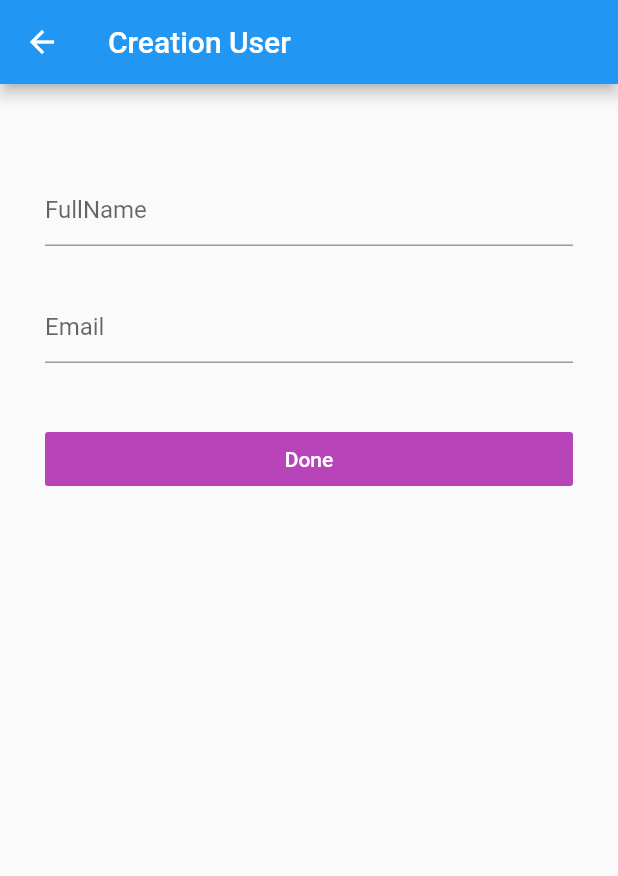
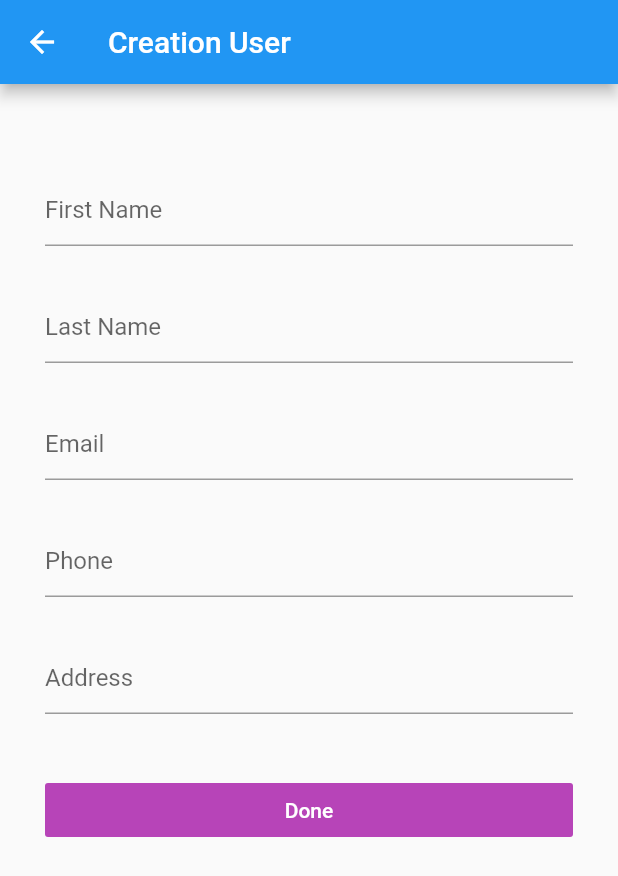
Before and after one commit to TruongThuyQuangNhat/Flutter-Manager, a Flutter app: the CreateUser screen opened directly, after a tap on "Done", on a phone screen of 412 x 824 dp. Shown: the top 876 px of the screen. Run offline on Flutter 3.47's test engine with Material 2 defaults, Android fonts, the phone set to English and light mode, and no system bars; our stand-ins replace flutter_slidable; network calls fail.

Commit message:
crud user

```diff
--- a/lib/pages/create.dart
+++ b/lib/pages/create.dart
@@ -12,8 +12,12 @@ class CreateUser extends StatefulWidget {
 }
 
 class _CreateUserState extends State<CreateUser> {
-  final TextEditingController _controllerFullName = new TextEditingController();
+  final TextEditingController _controllerFirstName =
+      new TextEditingController();
+  final TextEditingController _controllerLastName = new TextEditingController();
   final TextEditingController _controllerEmail = new TextEditingController();
+  final TextEditingController _controllerPhone = new TextEditingController();
+  final TextEditingController _controllerAddress = new TextEditingController();
 
   @override
   Widget build(BuildContext context) {
@@ -33,10 +37,20 @@ class _CreateUserState extends State<CreateUser> {
           height: 30,
         ),
         TextField(
-          controller: _controllerFullName,
+          controller: _controllerFirstName,
           cursorColor: primary,
           decoration: InputDecoration(
-            hintText: "FullName",
+            hintText: "First Name",
+          ),
+        ),
+        SizedBox(
+          height: 30,
+        ),
+        TextField(
+          controller: _controllerLastName,
+          cursorColor: primary,
+          decoration: InputDecoration(
+            hintText: "Last Name",
           ),
         ),
         SizedBox(
@@ -47,6 +61,26 @@ class _CreateUserState extends State<CreateUser> {
           cursorColor: primary,
           decoration: InputDecoration(
             hintText: "Email",
+          ),
+        ),
+        SizedBox(
+          height: 30,
+        ),
+        TextField(
+          controller: _controllerPhone,
+          cursorColor: primary,
+          decoration: InputDecoration(
+            hintText: "Phone",
+          ),
+        ),
+        SizedBox(
+          height: 30,
+        ),
+        TextField(
+          controller: _controllerAddress,
+          cursorColor: primary,
+          decoration: InputDecoration(
+            hintText: "Address",
           ),
         ),
         SizedBox(
@@ -66,23 +100,41 @@ class _CreateUserState extends State<CreateUser> {
   }
 
   createNewUser() async {
-    var fullname = _controllerFullName.text;
+    var firstname = _controllerFirstName.text;
+    var lastname = _controllerLastName.text;
     var email = _controllerEmail.text;
-    if (fullname.isNotEmpty && email.isNotEmpty) {
-      var url = BASE_API + "user_store";
-      var bodyData = json.encode({"fullname": fullname, "email": email});
+    var phone = _controllerPhone.text;
+    var address = _controllerAddress.text;
+    List roles = [56, 59];
+    if (firstname.isNotEmpty &&
+        email.isNotEmpty &&
+        lastname.isNotEmpty &&
+        phone.isNotEmpty &&
+        address.isNotEmpty) {
+      var url = BASE_API + "user";
+      var bodyData = jsonEncode({
+        "firstname": firstname.toString(),
+        "lastname": lastname.toString(),
+        "email": email.toString(),
+        "phone": phone.toString(),
+        "address": address.toString(),
+        "roles": roles,
+      });
       var response = await http.post(url,
           headers: {
             "Content-Type": "application/json",
             "Accept": "application/json"
           },
           body: bodyData);
-      if (response.statusCode == 200) {
+      if (response.statusCode == 201) {
         var message = json.decode(response.body)['message'];
         showMessage(context, message);
         setState(() {
-          _controllerFullName.text = "";
+          _controllerFirstName.text = "";
+          _controllerLastName.text = "";
           _controllerEmail.text = "";
+          _controllerPhone.text = "";
+          _controllerAddress.text = "";
         });
       } else {
         var messageError = "Can not create new user!!";
--- a/lib/pages/edit.dart
+++ b/lib/pages/edit.dart
@@ -6,28 +6,52 @@ import 'package:flutter_application_1/contants/util.dart';
 import 'package:flutter_application_1/theme/theme_colors.dart';
 import 'package:http/http.dart' as http;
 
+class Roles {
+  String name;
+  String id;
+}
+
 class EditUser extends StatefulWidget {
   String userId;
-  String fullName;
+  String firstname;
+  String lastname;
   String email;
-  EditUser({this.userId = "", this.fullName = "", this.email = ""});
+  String phone;
+  String address;
+  List roles;
+  EditUser({
+    this.userId = "",
+    this.firstname = "",
+    this.lastname = "",
+    this.email = "",
+    this.phone = "",
+    this.address = "",
+    this.roles,
+  });
   @override
   _EditUserState createState() => _EditUserState();
 }
 
 class _EditUserState extends State<EditUser> {
-  final TextEditingController _controllerFullName = new TextEditingController();
+  final TextEditingController _controllerFirstName =
+      new TextEditingController();
+  final TextEditingController _controllerLastName = new TextEditingController();
   final TextEditingController _controllerEmail = new TextEditingController();
+  final TextEditingController _controllerPhone = new TextEditingController();
+  final TextEditingController _controllerAddress = new TextEditingController();
+  // controllerRoles
   String userId = '';
   @override
   void initState() {
     // TODO: implement initState
     super.initState();
-
     setState(() {
       userId = widget.userId;
-      _controllerFullName.text = widget.fullName;
+      _controllerFirstName.text = widget.firstname;
+      _controllerLastName.text = widget.lastname;
       _controllerEmail.text = widget.email;
+      _controllerPhone.text = widget.phone;
+      _controllerAddress.text = widget.address;
     });
   }
 
@@ -49,10 +73,20 @@ class _EditUserState extends State<EditUser> {
           height: 30,
         ),
         TextField(
-          controller: _controllerFullName,
+          controller: _controllerFirstName,
           cursorColor: primary,
           decoration: InputDecoration(
-            hintText: "FullName",
+            hintText: "First Name",
+          ),
+        ),
+        SizedBox(
+          height: 30,
+        ),
+        TextField(
+          controller: _controllerLastName,
+          cursorColor: primary,
+          decoration: InputDecoration(
+            hintText: "Last Name",
           ),
         ),
         SizedBox(
@@ -63,6 +97,26 @@ class _EditUserState extends State<EditUser> {
           cursorColor: primary,
           decoration: InputDecoration(
             hintText: "Email",
+          ),
+        ),
+        SizedBox(
+          height: 30,
+        ),
+        TextField(
+          controller: _controllerPhone,
+          cursorColor: primary,
+          decoration: InputDecoration(
+            hintText: "Phone",
+          ),
+        ),
+        SizedBox(
+          height: 30,
+        ),
+        TextField(
+          controller: _controllerAddress,
+          cursorColor: primary,
+          decoration: InputDecoration(
+            hintText: "Address",
           ),
         ),
         SizedBox(
@@ -82,12 +136,30 @@ class _EditUserState extends State<EditUser> {
   }
 
   editUser() async {
-    var fullName = _controllerFullName.text;
+    var firstname = _controllerFirstName.text;
+    var lastname = _controllerLastName.text;
     var email = _controllerEmail.text;
-    if (fullName.isNotEmpty && email.isNotEmpty) {
-      var url = BASE_API + "user_update/$userId";
-      var bodyData = json.encode({"fullname": fullName, "email": email});
-      var response = await http.post(url,
+    var phone = _controllerPhone.text;
+    var address = _controllerAddress.text;
+    List roles = widget.roles;
+    var arr = roles.map((e) {
+      return e["id"];
+    });
+    if (firstname.isNotEmpty &&
+        email.isNotEmpty &&
+        lastname.isNotEmpty &&
+        phone.isNotEmpty &&
+        address.isNotEmpty) {
+      var url = BASE_API + "user/$userId";
+      var bodyData = jsonEncode({
+        "firstname": firstname.toString(),
+        "lastname": lastname.toString(),
+        "email": email.toString(),
+        "phone": phone.toString(),
+        "address": address.toString(),
+        "roles": [...arr],
+      });
+      var response = await http.put(url,
           headers: {
             "Content-Type": "application/json",
             "Accept": "application/json"
```
Also changed, not shown: lib/pages/index.dart (+97 -13 lines).
